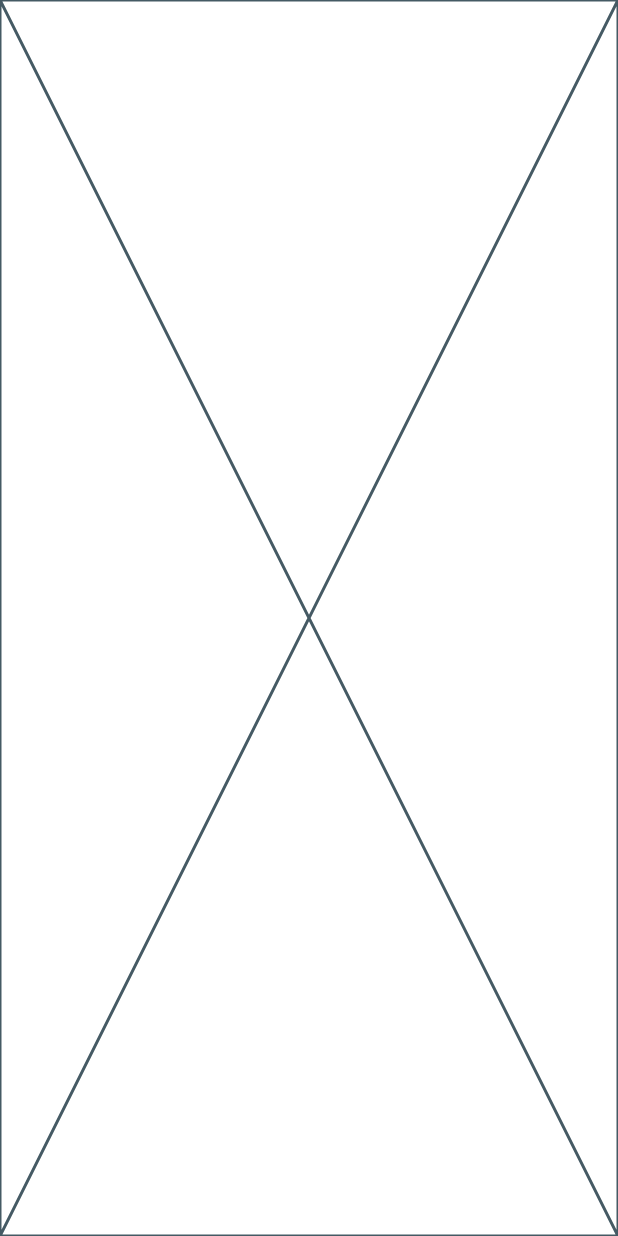
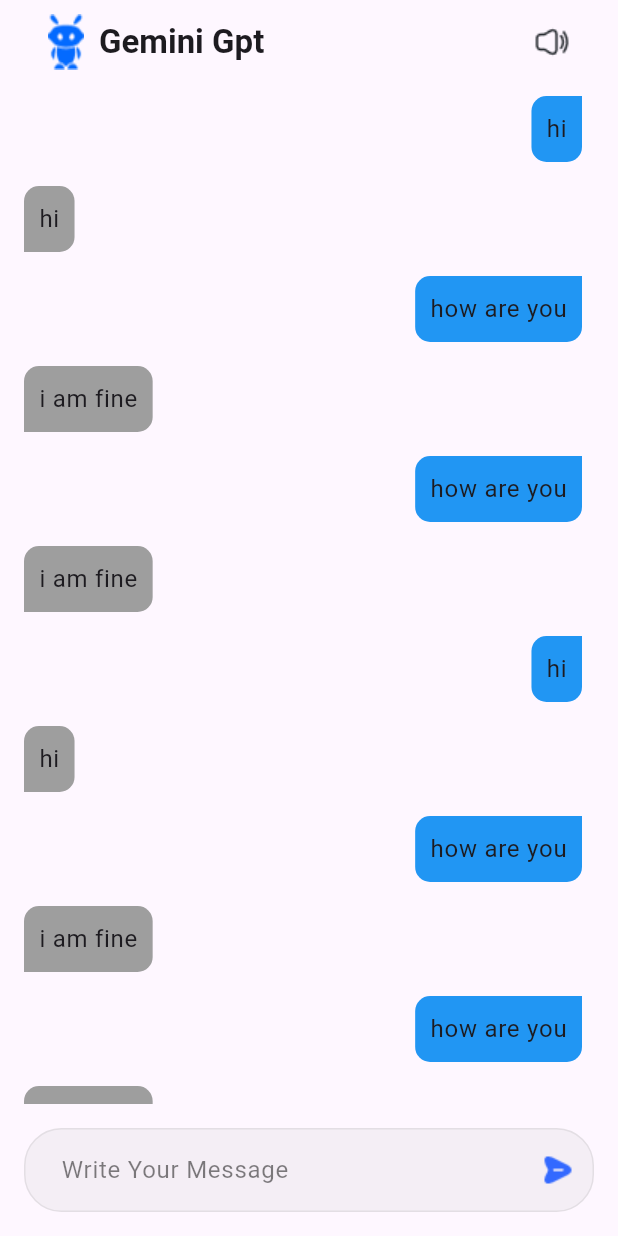
Before and after one commit to amrnooour/gemini_gpt, a Flutter app: the screen it shows after launch, on a phone screen of 412 x 824 dp. Run offline on Flutter 3.47's test engine with Material 3 defaults, Android fonts, the phone set to English and light mode, and no system bars.

Commit message:
finish home view ui

```diff
--- /dev/null
+++ b/lib/core/utils/constants.dart
@@ -0,0 +1,18 @@
+import 'package:gemini_gpt/message.dart';
+
+abstract class Constants{
+  static List<Message> messge = [
+      Message(text: "hi", isUser: true),
+      Message(text: "hi", isUser: false),
+      Message(text: "how are you", isUser: true),
+      Message(text: "i am fine", isUser: false),
+      Message(text: "how are you", isUser: true),
+      Message(text: "i am fine", isUser: false),
+      Message(text: "hi", isUser: true),
+      Message(text: "hi", isUser: false),
+      Message(text: "how are you", isUser: true),
+      Message(text: "i am fine", isUser: false),
+      Message(text: "how are you", isUser: true),
+      Message(text: "i am fine", isUser: false),
+    ];
+}
--- /dev/null
+++ b/lib/features/home/home_view.dart
@@ -0,0 +1,17 @@
+import 'package:flutter/material.dart';
+import 'package:gemini_gpt/features/home/home_view_body.dart';
+import 'package:gemini_gpt/features/home/widgets/custom_app_bar.dart';
+
+class HomeView extends StatelessWidget {
+  const HomeView({super.key});
+
+  @override
+  Widget build(BuildContext context) {
+    return Scaffold(
+      appBar: AppBar(
+        title: const CustomAppBar(),
+      ),
+      body: const HomeViewBody(),
+    );
+  }
+}
--- /dev/null
+++ b/lib/features/home/home_view_body.dart
@@ -0,0 +1,18 @@
+import 'package:flutter/material.dart';
+import 'package:gemini_gpt/features/home/widgets/custom_list_message.dart';
+import 'package:gemini_gpt/features/home/widgets/custom_text_field.dart';
+
+class HomeViewBody extends StatelessWidget {
+  const HomeViewBody({super.key});
+
+  @override
+  Widget build(BuildContext context) {
+    return const Column(children: [
+      Expanded(child: CustomListMessage()),
+      Padding(
+        padding: EdgeInsets.all(16),
+        child: CustomTextField(),
+      ),
+    ],);
+  }
+}
--- /dev/null
+++ b/lib/features/home/widgets/custom_app_bar.dart
@@ -0,0 +1,21 @@
+import 'package:flutter/material.dart';
+import 'package:gemini_gpt/core/utils/app_assets.dart';
+
+class CustomAppBar extends StatelessWidget {
+  const CustomAppBar({super.key});
+
+  @override
+  Widget build(BuildContext context) {
+    return AppBar(
+      title: Row(
+        children: [
+          Image.asset(AppAssets.robot),
+          const SizedBox(width: 10,),
+          const Text("Gemini Gpt",style: TextStyle(fontWeight: FontWeight.bold),),
+          const Spacer(),
+          Image.asset(AppAssets.volumeButton),
+        ],
+      ),
+    );
+  }
+}
--- /dev/null
+++ b/lib/features/home/widgets/custom_list_message.dart
@@ -0,0 +1,38 @@
+import 'package:flutter/material.dart';
+import 'package:gemini_gpt/core/utils/constants.dart';
+
+class CustomListMessage extends StatelessWidget {
+  const CustomListMessage({super.key});
+
+  @override
+  Widget build(BuildContext context) {
+    return ListView.builder(
+      itemCount: Constants.messge.length,
+      itemBuilder: (context, index) {
+        return ListTile(
+          title: Align(
+            alignment: Constants.messge[index].isUser
+                ? Alignment.centerRight
+                : Alignment.centerLeft,
+            child: Container(
+                padding: const EdgeInsets.all(10),
+                decoration: BoxDecoration(
+                    borderRadius: Constants.messge[index].isUser
+                        ? const BorderRadiusDirectional.only(
+                            topStart: Radius.circular(10),
+                            bottomStart: Radius.circular(10),
+                            bottomEnd: Radius.circular(10))
+                        : const BorderRadiusDirectional.only(
+                            topStart: Radius.circular(10),
+                            topEnd: Radius.circular(10),
+                            bottomEnd: Radius.circular(10)),
+                    color: Constants.messge[index].isUser
+                        ? Colors.blue
+                        : Colors.grey),
+                child: Text(Constants.messge[index].text)),
+          ),
+        );
+      },
+    );
+  }
+}
--- /dev/null
+++ b/lib/features/home/widgets/custom_text_field.dart
@@ -0,0 +1,34 @@
+import 'package:flutter/material.dart';
+import 'package:gemini_gpt/core/utils/app_assets.dart';
+
+class CustomTextField extends StatelessWidget {
+  final TextEditingController? controller;
+  final void Function()? onTap;
+  const CustomTextField({super.key, this.onTap,this.controller});
+
+  @override
+  Widget build(BuildContext context) {
+    return TextField(
+      decoration: InputDecoration(
+        fillColor: Colors.grey.withOpacity(.1),
+        filled: true,
+        border: buildBorder(),
+        enabledBorder: buildBorder(),
+        disabledBorder: buildBorder(),
+        focusedBorder: buildBorder(),
+        hintText: "  Write Your Message",
+        hintStyle: TextStyle(color: Colors.black.withOpacity(.5)),
+        suffixIcon: GestureDetector(
+          onTap: onTap,
+          child: Image.asset(AppAssets.sendButton))
+      ),
+      controller: controller,
+
+    );
+  }
+  OutlineInputBorder buildBorder() {
+    return OutlineInputBorder(
+        borderSide: BorderSide(color: Colors.grey.withOpacity(.2)),
+        borderRadius: BorderRadius.circular(25));
+  }
+}
--- a/lib/main.dart
+++ b/lib/main.dart
@@ -1,4 +1,5 @@
 import 'package:flutter/material.dart';
+import 'package:gemini_gpt/features/home/home_view.dart';
 
 void main() {
   runApp(const MyApp());
@@ -9,6 +10,9 @@ class MyApp extends StatelessWidget {
 
   @override
   Widget build(BuildContext context) {
-    return const Placeholder();
+    return const MaterialApp(
+      debugShowCheckedModeBanner: false,
+      home: HomeView(),
+    );
   }
 }
--- /dev/null
+++ b/lib/message.dart
@@ -0,0 +1,6 @@
+class Message {
+  final String text;
+  final bool isUser;
+
+  Message({required this.text, required this.isUser});
+}
```
Also changed, not shown: lib/core/utils/app_themes.dart (added, +65 -0 lines).
